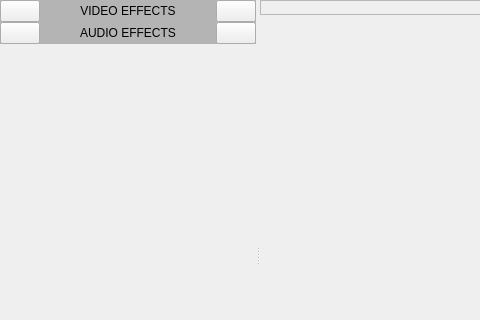
This is panels/effectcontrols.ui in olive-editor/olive as Qt 5 draws it before an edit; both pictures show x 0 to 480 and y 0 to 320 of the 621 by 510 pixel window. The edited form follows.
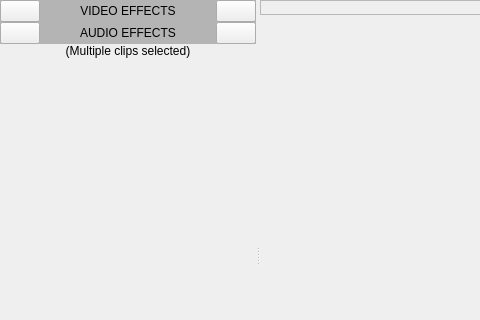
This is the edited form. Icons and pictures are not drawn. Custom widgets are drawn as their Qt base class.

Commit message: fixed an import crash and updated multiple clip code

What changed in the file:
```diff
--- a/panels/effectcontrols.ui
+++ b/panels/effectcontrols.ui
@@ -399,6 +399,16 @@
               </layout>
              </widget>
             </item>
+            <item>
+             <widget class="QLabel" name="label_2">
+              <property name="text">
+               <string>(Multiple clips selected)</string>
+              </property>
+              <property name="alignment">
+               <set>Qt::AlignCenter</set>
+              </property>
+             </widget>
+            </item>
             <item>
              <spacer name="verticalSpacer">
               <property name="orientation">
```
The commit also changes 5 other files.
